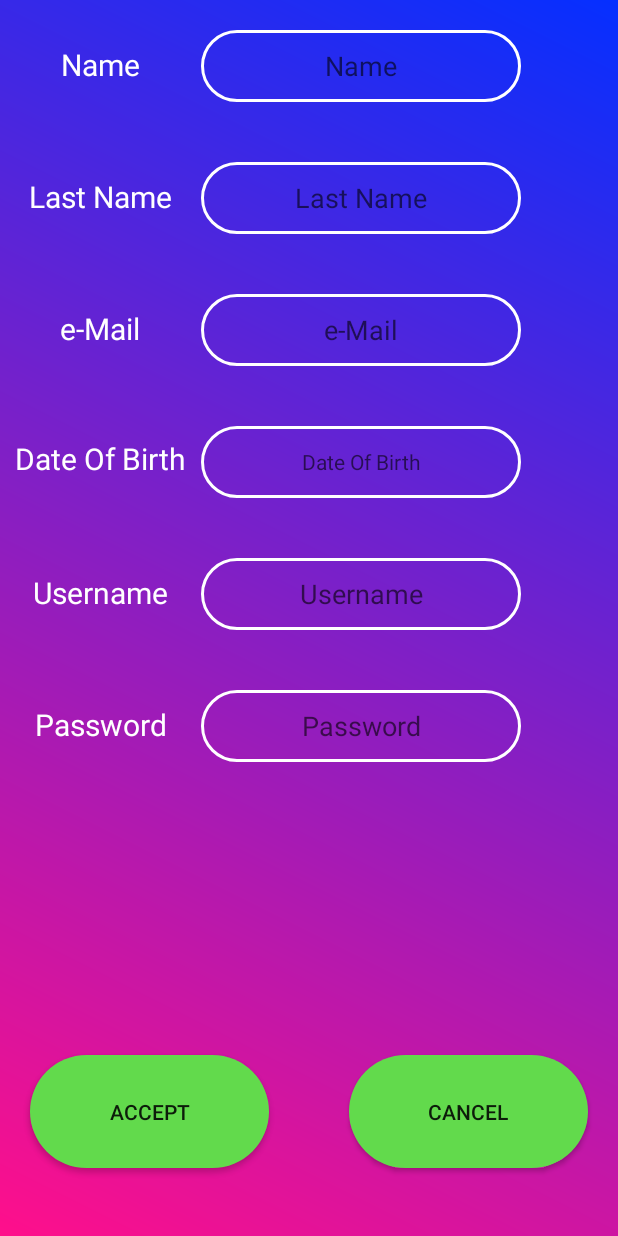
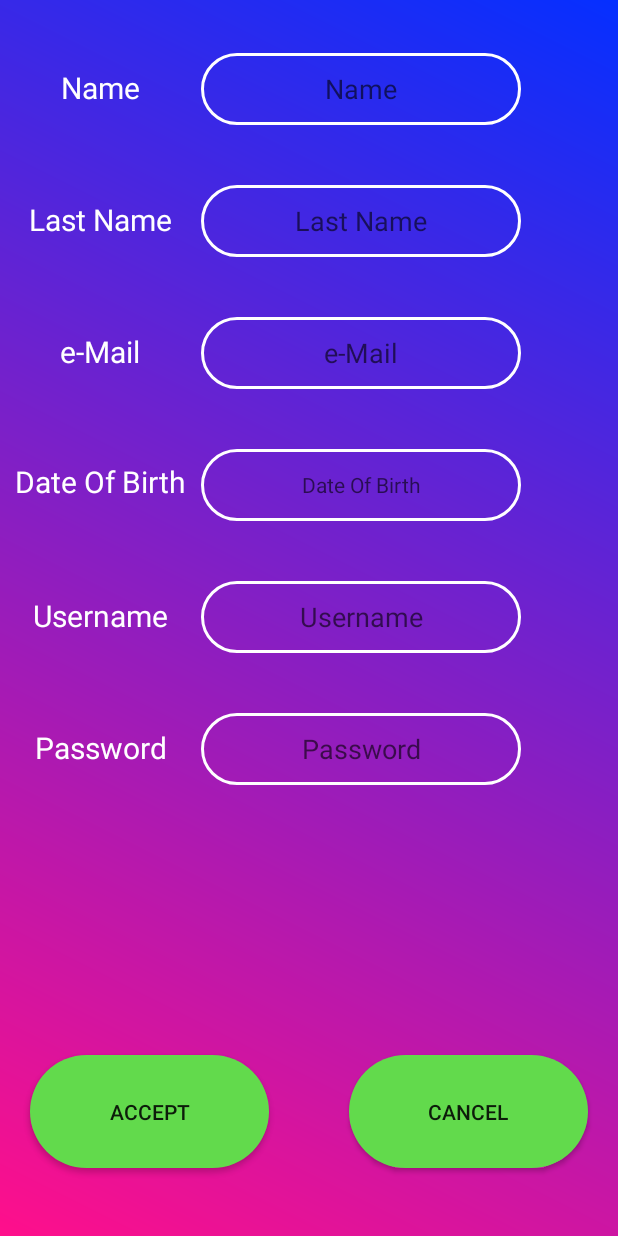
Before and after one commit to David-Francesch/TFG, an Android app: the RegisterWindow screen opened directly, with no data from a screen before it, on a phone screen of 412 x 824 dp. Run offline under Robolectric (Android 15) with nearby library versions, the phone set to English and light mode, and no system bars.

Commit message:
Padding en el registro

```diff
--- a/app/src/main/res/layout/activity_register_window.xml
+++ b/app/src/main/res/layout/activity_register_window.xml
@@ -39,7 +39,8 @@
         android:background="@drawable/bg_colors"
         android:paddingRight="5dp"
         tools:layout_editor_absoluteX="0dp"
-        tools:layout_editor_absoluteY="0dp">
+        tools:layout_editor_absoluteY="0dp"
+        android:paddingTop="15dp">
 
         <TableRow
             style="@style/RegRows"
```
